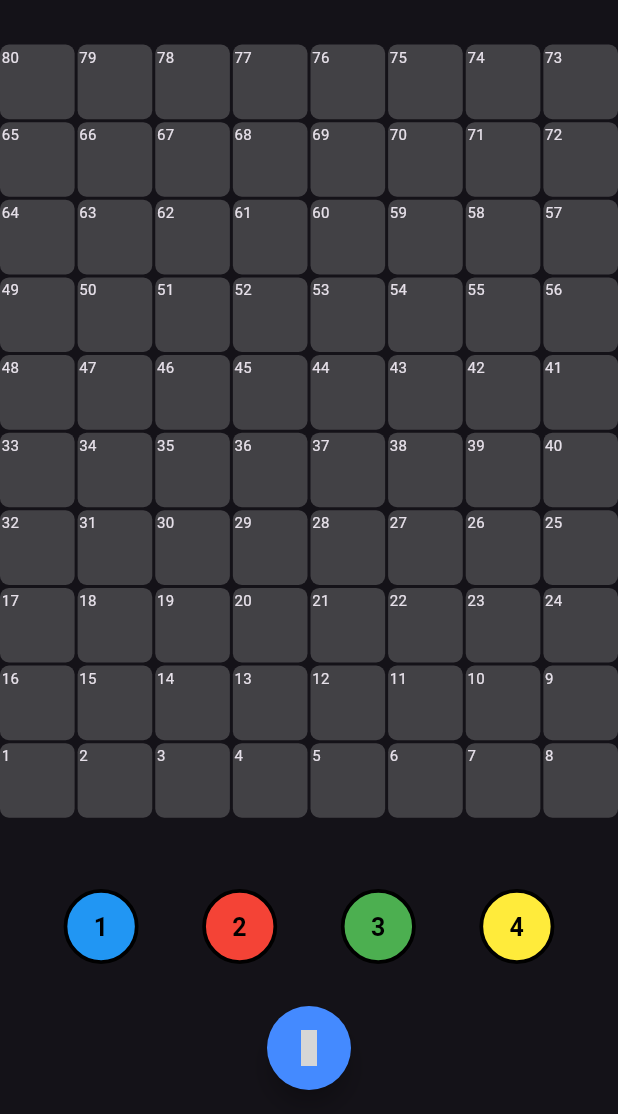
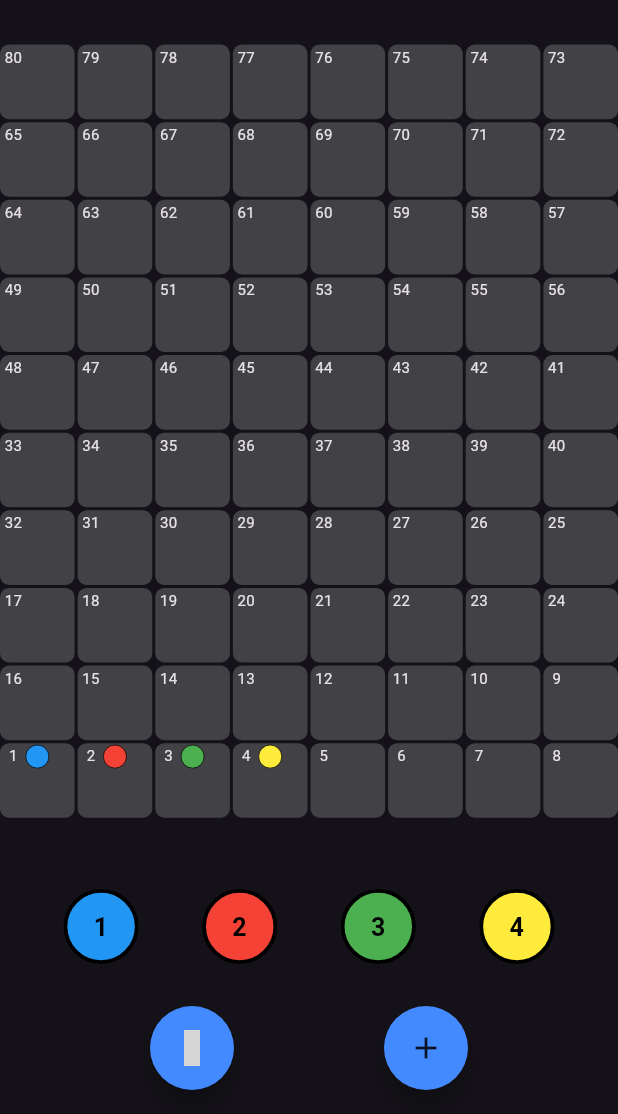
Before and after one commit to Nopalev/fp_ppb, a Flutter app: the GamePage screen opened by its route, on a phone screen of 412 x 824 dp, the part 122-1236 px from its top. Run offline on Flutter 3.47's test engine with Material 3 defaults, Android fonts, the phone set to English and light mode, and no system bars; missing offline and left inert: dice_icons; grey boxes are pictures that could not be loaded.

Commit message:
added: player pieces placement and movement

```diff
--- a/lib/component/game_board.dart
+++ b/lib/component/game_board.dart
@@ -1,15 +1,58 @@
 import 'package:flutter/material.dart';
 import 'package:fp_ppb/component/game_tile.dart';
+import 'package:fp_ppb/component/player_piece.dart';
 
-class GameBoard extends StatefulWidget {
-  const GameBoard({super.key});
+class GameBoard extends StatelessWidget {
+  final List<int> positions;
+  GameBoard({
+    super.key,
+    required this.positions
+  });
 
-  @override
-  State<GameBoard> createState() => _GameBoardState();
-}
+  final List<Widget> gridTiles = [];
 
-class _GameBoardState extends State<GameBoard> {
-  List<Widget> gridTiles = [];
+  final List<Widget> playerPieces = [
+    PlayerPiece(
+      number: 1,
+      size: 10.0,
+      highlighted: false,
+      withNumber: false,
+    ),
+    PlayerPiece(
+      number: 2,
+      size: 10.0,
+      highlighted: false,
+      withNumber: false,
+    ),
+    PlayerPiece(
+      number: 3,
+      size: 10.0,
+      highlighted: false,
+      withNumber: false,
+    ),
+    PlayerPiece(
+      number: 4,
+      size: 10.0,
+      highlighted: false,
+      withNumber: false,
+    )
+  ];
+
+  int positionToIndex(int position){
+    int res = 80 - position;
+    if((res ~/ 8) % 2 == 1){
+      int temp = (((res  ~/ 8)) * 8) - 1;
+      if(position % 8 != 0){
+        return temp + (position % 8);
+      }
+      else{
+        return temp + (position % 8) + 8;
+      }
+    }
+    else {
+      return res;
+    }
+  }
 
   @override
   Widget build(BuildContext context) {
@@ -24,8 +67,26 @@ class _GameBoardState extends State<GameBoard> {
       }
       gridTiles.add(
         GameTile(
-          number: number,
+          number: number.toString(),
+          playerPieces: const [],
         )
+      );
+    }
+
+    Map<int, List<Widget>> playerPerPosition = {};
+
+    for(int i=0; i<positions.length; i++){
+      playerPerPosition[positions[i]] = [];
+    }
+
+    for(int i=0; i<positions.length; i++){
+      playerPerPosition[positions[i]]!.add(playerPieces[i]);
+    }
+
+    for(var temp in playerPerPosition.keys){
+      gridTiles[positionToIndex(temp)] = GameTile(
+        number: temp.toString(),
+        playerPieces: playerPerPosition[temp]!,
       );
     }
 
--- a/lib/component/game_tile.dart
+++ b/lib/component/game_tile.dart
@@ -1,33 +1,39 @@
 import 'package:flutter/material.dart';
 
-class GameTile extends StatefulWidget {
+class GameTile extends StatelessWidget {
   final Color? color;
-  final int number;
+  final String number;
+  final List<Widget> playerPieces;
   const GameTile({
     super.key,
     required this.number,
-    this.color
+    this.color,
+    required this.playerPieces
   });
 
   @override
-  State<GameTile> createState() => _GameTileState();
-}
+  Widget build(BuildContext context) {
+    final List<Widget> widgets = List.from(playerPieces);
+    widgets.insert(0,
+      Text(
+        number,
+        style: const TextStyle(
+            fontSize: 10
+        ),
+        textAlign: TextAlign.center,
+      )
+    );
 
-class _GameTileState extends State<GameTile> {
-  @override
-  Widget build(BuildContext context) {
     return Container(
       decoration: BoxDecoration(
         borderRadius: BorderRadius.circular(6),
-        color: widget.color ?? Theme.of(context).highlightColor,
+        color: color ?? Theme.of(context).highlightColor,
       ),
       child: Padding(
         padding: const EdgeInsets.all(1.0),
-        child: Text(
-          widget.number.toString(),
-          style: const TextStyle(
-            fontSize: 10
-          ),
+        child: GridView.count(
+          crossAxisCount: 3,
+          children: widgets,
         ),
       ),
     );
--- a/lib/component/player_piece.dart
+++ b/lib/component/player_piece.dart
@@ -1,19 +1,18 @@
 import 'package:flutter/material.dart';
 
-class PlayerPiece extends StatefulWidget {
+class PlayerPiece extends StatelessWidget {
   final int number;
   final double size;
-  const PlayerPiece({
+  final bool highlighted;
+  final bool withNumber;
+  PlayerPiece({
     super.key,
     required this.number,
-    required this.size
+    required this.size,
+    required this.highlighted,
+    required this.withNumber
   });
 
-  @override
-  State<PlayerPiece> createState() => _PlayerPieceState();
-}
-
-class _PlayerPieceState extends State<PlayerPiece> {
   final List<Color> colors = [
     Colors.blue,
     Colors.red,
@@ -25,38 +24,31 @@ class _PlayerPieceState extends State<PlayerPiece> {
     Colors.yellow.shade200
   ];
 
-  bool highlighted = false;
-
-  void toggleHighlighted(){
-    setState(() {
-      highlighted = !highlighted;
-    });
-  }
-
   @override
   Widget build(BuildContext context) {
     return Container(
-      width: widget.size,
-      height: widget.size,
+      width: size,
+      height: size,
       decoration: BoxDecoration(
         shape: BoxShape.circle,
-        color: (highlighted) ? colors[widget.number + 4 - 1] : colors[widget.number - 1],
+        color: (highlighted) ? colors[number + 4 - 1] : colors[number - 1],
         border: Border.all(
           color: Colors.black,
-          width: 2.5,
+          width: size/20,
         ),
       ),
-      child: Center(
+      child: (withNumber) ?
+      Center(
         child: Text(
-          widget.number.toString(),
+          number.toString(),
           style: TextStyle(
-            fontSize: widget.size / 3,
+            fontSize: size / 3,
             color: Colors.black,
             fontWeight: FontWeight.bold
           ),
           textAlign: TextAlign.center,
         ),
-      ),
+      ) : null,
     )
     ;
   }
--- /dev/null
+++ b/lib/component/roll_dice_dialog.dart
@@ -0,0 +1,49 @@
+import 'package:dice_icons/dice_icons.dart';
+import 'package:flutter/material.dart';
+import 'package:fp_ppb/component/floating_action_button.dart';
+
+class RollDIceDialog extends StatefulWidget {
+  final int selectedDice;
+  const RollDIceDialog({
+    super.key,
+    required this.selectedDice
+  });
+
+  @override
+  State<RollDIceDialog> createState() => _RollDIceDialogState();
+}
+
+class _RollDIceDialogState extends State<RollDIceDialog> {
+  List<IconData> dices = [
+    DiceIcons.dice1,
+    DiceIcons.dice2,
+    DiceIcons.dice3,
+    DiceIcons.dice4,
+    DiceIcons.dice5,
+    DiceIcons.dice6
+  ];
+
+  @override
+  Widget build(BuildContext context) {
+    return AlertDialog(
+      alignment: Alignment.center,
+      elevation: 10.0,
+      shadowColor: Colors.blueAccent.shade100,
+      content: Icon(
+        dices[widget.selectedDice],
+        size: 150.0,
+        color: Colors.blueAccent,
+      ),
+      actions: <Widget>[
+        CustomFAB(
+          heroTag: 'closeDialog',
+          icon: const Icon(
+              Icons.close
+          ),
+          onPressed: () { Navigator.of(context).pop(); },
+        ),
+      ],
+      actionsAlignment: MainAxisAlignment.center,
+    );
+  }
+}
--- a/lib/pages/game.dart
+++ b/lib/pages/game.dart
@@ -1,8 +1,10 @@
+import 'dart:math';
 import 'package:dice_icons/dice_icons.dart';
 import 'package:flutter/material.dart';
 import 'package:fp_ppb/component/floating_action_button.dart';
 import 'package:fp_ppb/component/game_board.dart';
 import 'package:fp_ppb/component/player_piece.dart';
+import 'package:fp_ppb/component/roll_dice_dialog.dart';
 
 class GamePage extends StatefulWidget {
   const GamePage({super.key});
@@ -12,18 +14,36 @@ class GamePage extends StatefulWidget {
 }
 
 class _GamePageState extends State<GamePage> {
+  List<int> players = [
+    1,
+    2,
+    3,
+    4
+  ];
+  List<int> positions = [
+    1,
+    2,
+    3,
+    4
+  ];
+
   void rollDice() async {
-
+    int dice = Random().nextInt(6);
+    await showDialog(
+      context: context,
+      barrierDismissible: false,
+      builder: (context){
+        return RollDIceDialog(
+          selectedDice: dice
+        );
+      }
+    );
   }
 
   @override
   Widget build(BuildContext context) {
     return Scaffold(
       body: SafeArea(
-        child: InteractiveViewer(
-          boundaryMargin: const EdgeInsets.all(10.0),
-          minScale: 0.1,
-          maxScale: 3.0,
         child: Center(
           child: Column(
             mainAxisAlignment: MainAxisAlignment.spaceEvenly,
@@ -39,34 +59,43 @@ class _GamePageState extends State<GamePage> {
                   ),
                 ),
               ),
-                const Expanded(
-                  child: GameBoard()
+              Expanded(
+                child: GameBoard(
+                  positions: positions,
+                )
               ),
-                const Row(
+              Row(
                 mainAxisAlignment: MainAxisAlignment.spaceEvenly,
                 verticalDirection: VerticalDirection.up,
                 children: [
                   PlayerPiece(
                     number: 1,
                     size: 50.0,
+                    highlighted: false,
+                    withNumber: true,
                   ),
                   PlayerPiece(
                     number: 2,
                     size: 50.0,
+                    highlighted: false,
+                      withNumber: true,
                   ),
                   PlayerPiece(
                     number: 3,
                     size: 50.0,
+                    highlighted: false,
+                    withNumber: true,
                   ),
                   PlayerPiece(
                     number: 4,
                     size: 50.0,
+                    highlighted: false,
+                    withNumber: true,
                   ),
                 ],
               ),
               const SizedBox(height: 100),
             ],
-            ),
           ),
         ),
       ),
@@ -80,6 +109,16 @@ class _GamePageState extends State<GamePage> {
             icon: const Icon(
               DiceIcons.dice3
             )
+          ),CustomFAB(
+              heroTag: 'add',
+              onPressed: (){
+                setState(() {
+                  positions[3] += 1;
+                });
+              },
+              icon: const Icon(
+                  Icons.add
+              )
           )
         ],
       ),
--- a/lib/pages/home.dart
+++ b/lib/pages/home.dart
@@ -29,7 +29,7 @@ class _HomePageState extends State<HomePage> {
               const SizedBox(height: 30),
               Button(
                 onTap: () async {
-                  await Navigator.pushReplacementNamed(context, '/game');
+                  await Navigator.pushNamed(context, '/game');
                 },
                 childText: 'Play'
               ),
```
Lines whose indentation alone changed are shown as unchanged.
